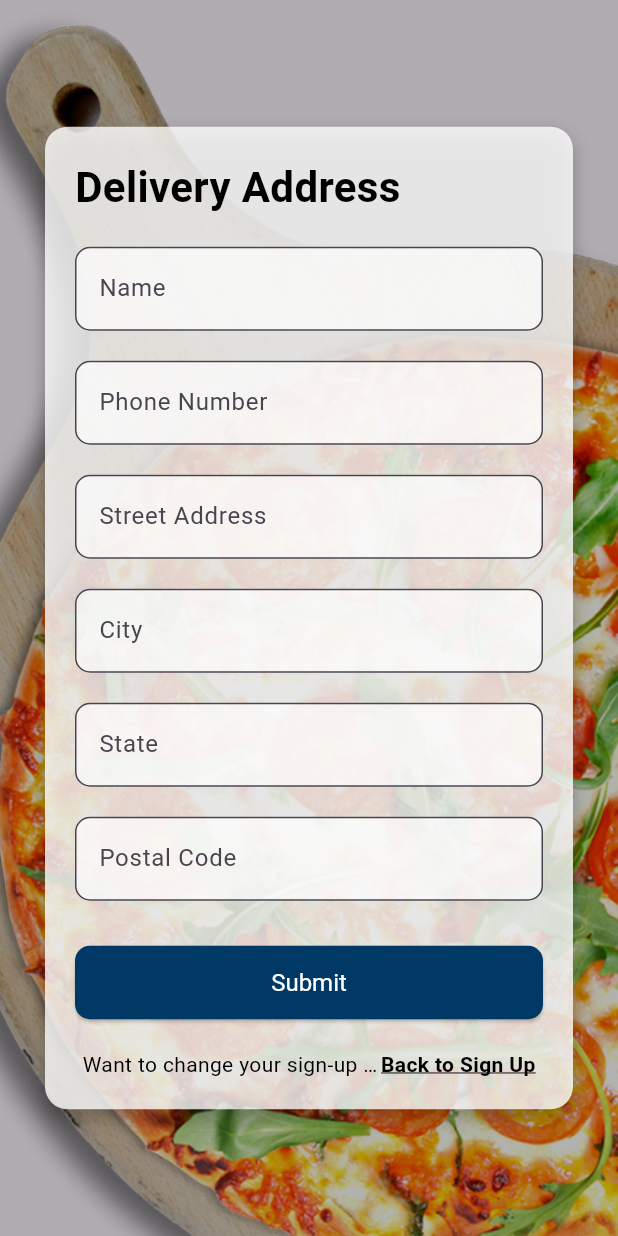
After one commit to Vishal-NodeServer/Pizza-app, a Flutter app: the AddressForm screen opened directly, on a phone screen of 412 x 824 dp. The commit adds this screen. Run offline on Flutter 3.47's test engine with Material 3 defaults, Android fonts, the phone set to English and light mode, and no system bars.

Commit message:
Add Address Page

```diff
--- a/lib/screens/auth/login_page.dart
+++ b/lib/screens/auth/login_page.dart
@@ -43,7 +43,7 @@ class _LoginPageState extends State<LoginPage> {
                         style: TextStyle(
                           fontSize: 24,
                           fontWeight: FontWeight.bold,
-                          color: Color.fromARGB(255, 0, 56, 102),
+                          color: Color.fromARGB(255, 255, 255, 255),
                         ),
                       ),
                       const SizedBox(height: 20),
@@ -71,8 +71,7 @@ class _LoginPageState extends State<LoginPage> {
                           },
                           style: ElevatedButton.styleFrom(
                             foregroundColor: Colors.white,
-                            backgroundColor:
-                                const Color.fromARGB(255, 0, 56, 102),
+                            backgroundColor: Color.fromARGB(255, 0, 27, 49),
                             padding: EdgeInsets.symmetric(
                               vertical:
                                   MediaQuery.of(context).size.height * 0.02,
@@ -134,7 +133,8 @@ class _LoginPageState extends State<LoginPage> {
                               "Create account",
                               style: TextStyle(
                                 fontSize: 15,
-                                color: Color.fromARGB(255, 231, 70, 70),
+                                fontWeight: FontWeight.bold,
+                                color: Color.fromARGB(255, 255, 255, 255),
                                 shadows: [
                                   Shadow(
                                     blurRadius: 7.0, // Shadow blur radius
--- a/lib/screens/auth/sign_up_page.dart
+++ b/lib/screens/auth/sign_up_page.dart
@@ -1,6 +1,7 @@
 import 'package:flutter/material.dart';
 import 'package:food_prime_app/screens/auth/login_page.dart';
-import 'package:food_prime_app/screens/main/main_screen.dart';
+// ignore: depend_on_referenced_packages
+import 'package:food_prime_app/screens/main/nav_pages/home/home_category/Address.dart'; //import the Address.dart file
 
 class SignUpPage extends StatefulWidget {
   const SignUpPage({super.key});
@@ -67,12 +68,12 @@ class _SignUpPageState extends State<SignUpPage> {
                     width: double.infinity,
                     child: ElevatedButton(
                       onPressed: () {
-                        Navigator.pushAndRemoveUntil(
+                        Navigator.push(
                           context,
                           MaterialPageRoute(
-                            builder: (_) => const MainScreen(),
+                            builder: (_) =>
+                                AddressForm(), // Navigate to the Address Form
                           ),
-                              (route) => false,
                         );
                       },
                       style: ElevatedButton.styleFrom(
@@ -102,14 +103,15 @@ class _SignUpPageState extends State<SignUpPage> {
                             MaterialPageRoute(
                               builder: (_) => const LoginPage(),
                             ),
-                                (route) => false,
+                            (route) => false,
                           );
                         },
                         child: const Text(
                           "Log In",
                           style: TextStyle(
-                            fontSize: 15,
-                            color: Color.fromARGB(255, 8, 36, 110),
+                            fontSize: 18,
+                            fontWeight: FontWeight.bold, //bold text
+                            color: Color.fromARGB(255, 0, 0, 0),
                           ),
                         ),
                       ),
--- /dev/null
+++ b/lib/screens/main/nav_pages/home/home_category/Address.dart
@@ -0,0 +1,233 @@
+import 'package:flutter/material.dart';
+import 'package:food_prime_app/screens/auth/sign_up_page.dart'; // Import the SignUpPage
+import 'package:food_prime_app/screens/main/main_screen.dart'; // Import main page
+
+class AddressForm extends StatefulWidget {
+  @override
+  _AddressFormState createState() => _AddressFormState();
+}
+
+class _AddressFormState extends State<AddressForm> {
+  final _formKey = GlobalKey<FormState>();
+
+  // Controllers to get input values
+  final TextEditingController _nameController = TextEditingController();
+  final TextEditingController _phoneController = TextEditingController();
+  final TextEditingController _streetController = TextEditingController();
+  final TextEditingController _cityController = TextEditingController();
+  final TextEditingController _stateController = TextEditingController();
+  final TextEditingController _postalCodeController = TextEditingController();
+
+  @override
+  Widget build(BuildContext context) {
+    return Scaffold(
+      body: Stack(
+        children: [
+          // Fullscreen background image
+          Positioned.fill(
+            child: Image.asset(
+              'assets/logoutpizza.png', // Replace with your image path
+              fit: BoxFit.cover,
+            ),
+          ),
+          // Semi-transparent overlay for better readability
+          Positioned.fill(
+            child: Container(
+              color: Colors.black.withOpacity(0.3),
+            ),
+          ),
+          // Form container with rounded corners
+          Center(
+            child: SingleChildScrollView(
+              padding: const EdgeInsets.symmetric(horizontal: 30, vertical: 50),
+              child: Container(
+                padding: const EdgeInsets.all(20),
+                decoration: BoxDecoration(
+                  color: Colors.white.withOpacity(0.8), // Slight transparency
+                  borderRadius: BorderRadius.circular(15),
+                  boxShadow: [
+                    BoxShadow(
+                      color: Colors.black26,
+                      blurRadius: 10,
+                      offset: Offset(0, 5),
+                    ),
+                  ],
+                ),
+                child: Form(
+                  key: _formKey,
+                  child: Column(
+                    crossAxisAlignment: CrossAxisAlignment.start,
+                    children: [
+                      const Text(
+                        "Delivery Address",
+                        style: TextStyle(
+                          fontSize: 28,
+                          fontWeight: FontWeight.bold,
+                          color: Colors.black,
+                        ),
+                      ),
+                      const SizedBox(height: 20),
+                      _buildTextField(
+                        controller: _nameController,
+                        labelText: 'Name',
+                        hintText: 'Enter your full name',
+                      ),
+                      const SizedBox(height: 20),
+                      _buildTextField(
+                        controller: _phoneController,
+                        labelText: 'Phone Number',
+                        hintText: 'Enter your phone number',
+                        keyboardType: TextInputType.phone,
+                        validatorMessage:
+                            'Please enter a valid 10-digit phone number',
+                        customValidator: (value) =>
+                            value?.length != 10 ? 'Invalid phone number' : null,
+                      ),
+                      const SizedBox(height: 20),
+                      _buildTextField(
+                        controller: _streetController,
+                        labelText: 'Street Address',
+                        hintText: 'Enter your street address',
+                      ),
+                      const SizedBox(height: 20),
+                      _buildTextField(
+                        controller: _cityController,
+                        labelText: 'City',
+                        hintText: 'Enter your city',
+                      ),
+                      const SizedBox(height: 20),
+                      _buildTextField(
+                        controller: _stateController,
+                        labelText: 'State',
+                        hintText: 'Enter your state',
+                      ),
+                      const SizedBox(height: 20),
+                      _buildTextField(
+                        controller: _postalCodeController,
+                        labelText: 'Postal Code',
+                        hintText: 'Enter your postal code',
+                        keyboardType: TextInputType.number,
+                      ),
+                      const SizedBox(height: 30),
+                      SizedBox(
+                        width: double.infinity,
+                        child: ElevatedButton(
+                          onPressed: () {
+                            if (_formKey.currentState!.validate()) {
+                              // Process the input data
+                              final addressData = {
+                                'name': _nameController.text,
+                                'phone': _phoneController.text,
+                                'street': _streetController.text,
+                                'city': _cityController.text,
+                                'state': _stateController.text,
+                                'postalCode': _postalCodeController.text,
+                              };
+
+                              // For now, print the data to the console
+                              print('Address Data: $addressData');
+
+                              // Navigate to the MainScreen
+                              Navigator.pushAndRemoveUntil(
+                                context,
+                                MaterialPageRoute(
+                                    builder: (_) => const MainScreen()),
+                                (route) => false,
+                              );
+                            }
+                          },
+                          style: ElevatedButton.styleFrom(
+                            foregroundColor: Colors.white,
+                            backgroundColor:
+                                const Color.fromARGB(255, 0, 56, 102),
+                            padding: const EdgeInsets.symmetric(vertical: 15),
+                            textStyle: const TextStyle(fontSize: 16),
+                            shape: RoundedRectangleBorder(
+                              borderRadius: BorderRadius.circular(10),
+                            ),
+                          ),
+                          child: const Text("Submit"),
+                        ),
+                      ),
+                      const SizedBox(height: 20),
+                      // Back to Sign Up button
+                      Padding(
+                        padding: const EdgeInsets.symmetric(horizontal: 5.0),
+                        child: Row(
+                          mainAxisAlignment: MainAxisAlignment.center,
+                          children: [
+                            const Flexible(
+                              child: Text(
+                                "Want to change your sign-up details? ",
+                                style: TextStyle(
+                                    fontSize: 14, color: Colors.black),
+                                overflow: TextOverflow.ellipsis,
+                              ),
+                            ),
+                            GestureDetector(
+                              onTap: () {
+                                Navigator.pushAndRemoveUntil(
+                                  context,
+                                  MaterialPageRoute(
+                                    builder: (_) => const SignUpPage(),
+                                  ),
+                                  (route) => false,
+                                );
+                              },
+                              child: const Text(
+                                "Back to Sign Up",
+                                style: TextStyle(
+                                  fontSize: 14,
+                                  fontWeight: FontWeight.bold,
+                                  color: Color.fromARGB(255, 0, 0, 0),
+                                  decoration: TextDecoration.underline,
+                                ),
+                                overflow: TextOverflow.ellipsis,
+                              ),
+                            ),
+                          ],
+                        ),
+                      ),
+                    ],
+                  ),
+                ),
+              ),
+            ),
+          ),
+        ],
+      ),
+    );
+  }
+
+  Widget _buildTextField({
+    required TextEditingController controller,
+    required String labelText,
+    required String hintText,
+    TextInputType keyboardType = TextInputType.text,
+    String? validatorMessage,
+    String? Function(String?)? customValidator,
+  }) {
+    return TextFormField(
+      controller: controller,
+      keyboardType: keyboardType,
+      decoration: InputDecoration(
+        labelText: labelText,
+        hintText: hintText,
+        filled: true,
+        fillColor: Colors.white.withOpacity(0.7),
+        border: OutlineInputBorder(
+          borderRadius: BorderRadius.circular(10),
+        ),
+      ),
+      validator: (value) {
+        if (value == null || value.isEmpty) {
+          return validatorMessage ?? 'This field cannot be empty';
+        }
+        if (customValidator != null) {
+          return customValidator(value);
+        }
+        return null;
+      },
+    );
+  }
+}
```
